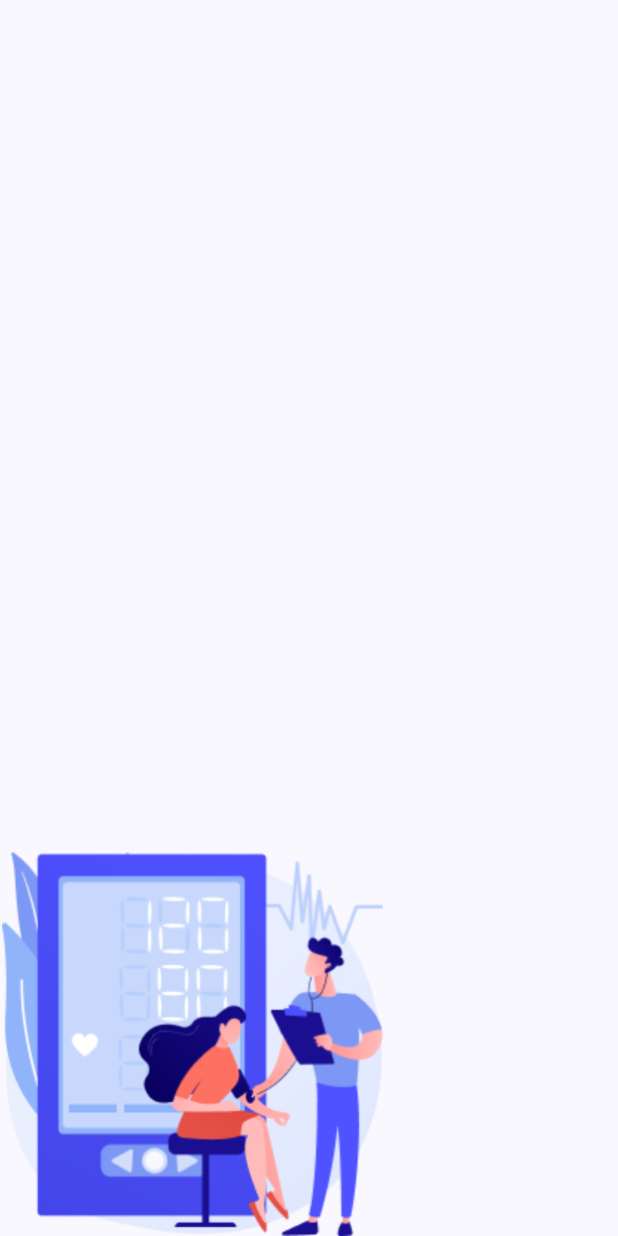
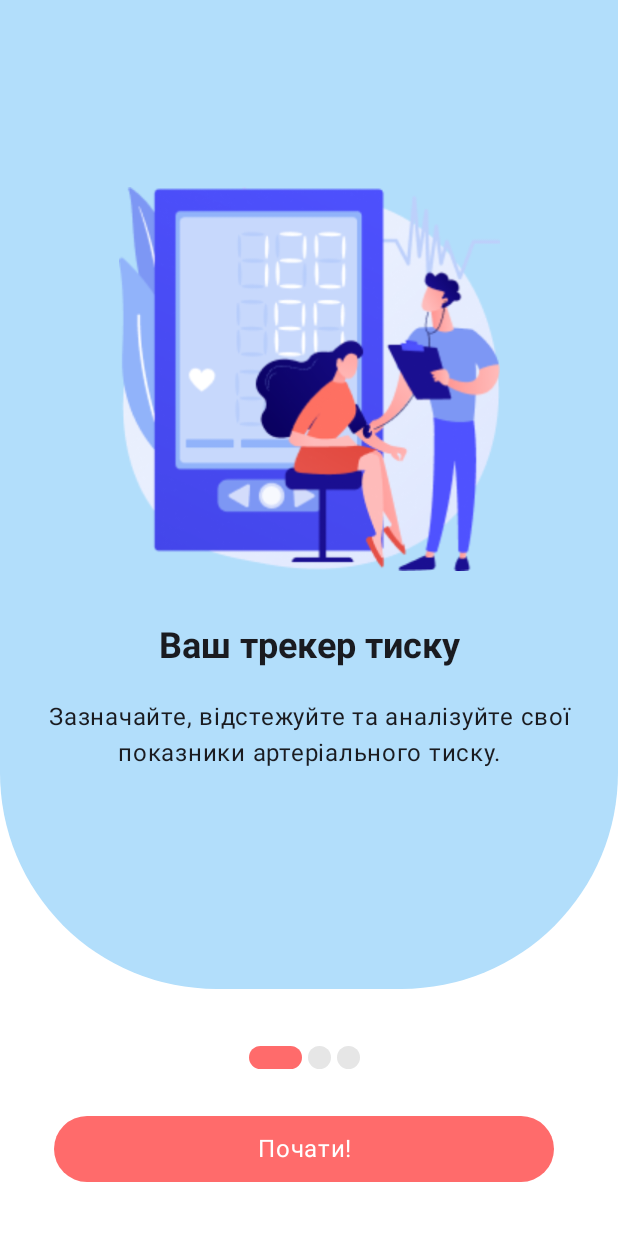
Before and after one commit to Xera08/HeartRate, an Android app built with Jetpack Compose: the screen it shows after launch (MainActivity), on a phone screen of 412 x 824 dp. Run offline under Robolectric (Android 15) with nearby library versions, the phone set to English and light mode, and no system bars.

Commit message:
Finish onboarding screen

```diff
--- a/app/build.gradle.kts
+++ b/app/build.gradle.kts
@@ -77,5 +77,5 @@ dependencies {
     implementation("org.jetbrains.kotlinx:kotlinx-serialization-json:1.7.3")
 
     implementation(platform("androidx.compose:compose-bom:2025.02.00"))
-
+    implementation("com.google.accompanist:accompanist-pager:0.12.0")
 }
--- /dev/null
+++ b/app/src/main/java/com/example/heartrate/ui/models/BottomButton.kt
@@ -0,0 +1,58 @@
+package com.example.heartrate.ui.models
+
+import android.graphics.Paint
+import androidx.compose.foundation.layout.Arrangement
+import androidx.compose.foundation.layout.Row
+import androidx.compose.foundation.layout.height
+import androidx.compose.foundation.layout.width
+import androidx.compose.foundation.shape.RoundedCornerShape
+import androidx.compose.material3.Button
+import androidx.compose.material3.Surface
+import androidx.compose.material3.Text
+import androidx.compose.runtime.Composable
+import androidx.compose.ui.Alignment
+import androidx.compose.ui.Modifier
+import androidx.compose.ui.graphics.Color
+import androidx.compose.ui.text.style.TextAlign
+import androidx.compose.ui.unit.Dp
+import androidx.compose.ui.unit.TextUnit
+import androidx.compose.ui.unit.dp
+import androidx.compose.ui.unit.sp
+import com.example.heartrate.ui.theme.ButtonBackground
+
+@Composable
+fun BottomButton(
+    text: String,
+    fontSize: TextUnit = 16.sp,
+    textColor: Color = Color.White,
+    backgroundColor: Color = ButtonBackground,
+    cornerRadius: Dp = 24.dp,
+    onClick: () -> Unit,
+    ) {
+    Surface (
+        color = backgroundColor,
+        shape = RoundedCornerShape(cornerRadius),
+        onClick = onClick,
+        modifier = Modifier
+            .height(44.dp)
+            .width(333.dp),
+    ) {
+        Row(
+            verticalAlignment = Alignment.CenterVertically,
+            horizontalArrangement = Arrangement.Center
+        ) {
+
+            Text(
+                text = text,
+                fontSize = fontSize,
+                color = textColor,
+                textAlign = TextAlign.Center
+            )
+        }
+
+
+
+
+    }
+
+}
--- /dev/null
+++ b/app/src/main/java/com/example/heartrate/ui/models/PageIndicator.kt
@@ -0,0 +1,45 @@
+package com.example.heartrate.ui.models
+
+import androidx.compose.animation.core.animateDpAsState
+import androidx.compose.foundation.background
+import androidx.compose.foundation.layout.Arrangement
+import androidx.compose.foundation.layout.Box
+import androidx.compose.foundation.layout.Row
+import androidx.compose.foundation.layout.height
+import androidx.compose.foundation.layout.padding
+import androidx.compose.foundation.layout.width
+import androidx.compose.foundation.shape.CircleShape
+import androidx.compose.runtime.Composable
+import androidx.compose.ui.Modifier
+import androidx.compose.ui.draw.clip
+import androidx.compose.ui.unit.dp
+import com.example.heartrate.ui.theme.HighlightedDot
+import com.example.heartrate.ui.theme.RegularDot
+
+@Composable
+fun PageIndicator(
+    amountOfPages: Int,
+    currentPage: Int
+) {
+    Row(
+        horizontalArrangement = Arrangement.SpaceBetween,
+        modifier = Modifier
+    ) {
+        repeat(amountOfPages) {
+            Indicator(highlighted = (it == currentPage))
+        }
+    }
+}
+
+@Composable
+fun Indicator(highlighted: Boolean) {
+    val width = animateDpAsState(targetValue = if (highlighted) 35.dp else 15.dp, label = "")
+
+    Box(modifier = Modifier
+        .padding(2.dp)
+        .height(15.dp)
+        .width(width.value)
+        .clip(CircleShape)
+        .background( if (highlighted == true) HighlightedDot else RegularDot)
+    )
+}
--- a/app/src/main/java/com/example/heartrate/ui/screens/Loading.kt
+++ b/app/src/main/java/com/example/heartrate/ui/screens/Loading.kt
@@ -16,6 +16,7 @@ import androidx.compose.foundation.layout.size
 import androidx.compose.foundation.layout.width
 import androidx.compose.foundation.shape.RoundedCornerShape
 import androidx.compose.material3.LinearProgressIndicator
+import androidx.compose.material3.MaterialTheme
 import androidx.compose.material3.Text
 import androidx.compose.runtime.LaunchedEffect
 import androidx.compose.runtime.getValue
@@ -50,31 +51,31 @@ fun LoadingScreen(navController: NavController) {
                 currentProgress = progress
             }
         }
+    }
 
-
-    }
     if (currentProgress == 1F) {
         navController.navigate(Onboarding.route)
     }
 
-    Box(modifier = Modifier
-        .fillMaxSize()
-        .background(Color.White)
-    ) {
+
     Column(
         modifier = Modifier.fillMaxSize()
+            .background(Color.White)
+
     ) {
         Column(
             horizontalAlignment = Alignment.CenterHorizontally,
             verticalArrangement = Arrangement.Center,
             modifier = Modifier
-                    .background(color = RoundBackground, shape = RoundedCornerShape(
+                .background(
+                    color = RoundBackground, shape = RoundedCornerShape(
                         topStartPercent = 0,
                         topEndPercent = 0,
                         bottomStartPercent = 35,
                         bottomEndPercent = 35
-                    ))
-                    .weight(3f)
+                    )
+                )
+                .weight(4f)
         ) {
 
             Image(
@@ -86,11 +87,8 @@ fun LoadingScreen(navController: NavController) {
 
             Text(
                 text = "Heart Rate",
-                    fontSize = 52.sp,
-                    modifier = Modifier
-                        .fillMaxWidth(),
-                    fontWeight = FontWeight.Bold,
-                    textAlign = TextAlign.Center
+                style = MaterialTheme.typography.titleLarge,
+                modifier = Modifier.fillMaxWidth()
             )
         }
 
@@ -101,25 +99,23 @@ fun LoadingScreen(navController: NavController) {
                 .padding(48.dp),
         ) {
             LinearProgressIndicator(
-                    progress = {currentProgress},
+                progress = { currentProgress },
                 modifier = Modifier
                     .fillMaxWidth()
                     .height(24.dp)
 
             )
             Text(
-                    text = "${(currentProgress*100).toInt()}%",
+                text = "${(currentProgress * 100).toInt()}%",
                 modifier = Modifier
                     .align(Alignment.Center)
             )
         }
     }
-
-
 }
 
 
-}
+
 
 
 suspend fun loadProgress(updateProgress: (Float) -> Unit) {
--- a/app/src/main/java/com/example/heartrate/ui/screens/Onboarding.kt
+++ b/app/src/main/java/com/example/heartrate/ui/screens/Onboarding.kt
@@ -3,58 +3,150 @@ package com.example.heartrate.ui.screens
 import androidx.compose.foundation.Image
 import androidx.compose.foundation.background
 import androidx.compose.foundation.layout.Arrangement
+import androidx.compose.foundation.layout.Box
 import androidx.compose.foundation.layout.Column
+import androidx.compose.foundation.layout.Row
+import androidx.compose.foundation.layout.Spacer
+import androidx.compose.foundation.layout.fillMaxSize
+import androidx.compose.foundation.layout.fillMaxWidth
+import androidx.compose.foundation.layout.height
+import androidx.compose.foundation.layout.padding
 import androidx.compose.foundation.layout.size
 import androidx.compose.foundation.pager.HorizontalPager
 import androidx.compose.foundation.pager.rememberPagerState
 import androidx.compose.foundation.shape.RoundedCornerShape
+import androidx.compose.material3.Button
+import androidx.compose.material3.MaterialTheme
 import androidx.compose.material3.Text
 import androidx.compose.runtime.Composable
+import androidx.compose.runtime.rememberCoroutineScope
 import androidx.compose.ui.Alignment
 import androidx.compose.ui.Modifier
+import androidx.compose.ui.graphics.Color
 import androidx.compose.ui.res.painterResource
+import androidx.compose.ui.text.style.TextAlign
+import androidx.compose.ui.tooling.preview.Preview
+import androidx.compose.ui.tooling.preview.PreviewParameter
 import androidx.compose.ui.unit.dp
 import androidx.navigation.NavController
 import com.example.heartrate.ui.theme.RoundBackground
 import com.example.heartrate.R
+import com.example.heartrate.ui.models.BottomButton
+import com.example.heartrate.ui.models.PageIndicator
+import kotlinx.coroutines.launch
 
+data class OnBoardingData(val image: Int, val imageDesc: String, val title: String, val desc: String)
 
 @Composable
 fun OnboardingScreen(navController: NavController) {
+
+    val scope = rememberCoroutineScope()
     val pagerState = rememberPagerState(pageCount = {
         3
     })
-    Column() {
+
+    val onBoardingScreens = ArrayList<OnBoardingData>()
+
+    onBoardingScreens.add(
+        OnBoardingData(
+            R.drawable.onboarding1,
+            "Measuring pulse image",
+            "Ваш трекер тиску",
+            "Зазначайте, відстежуйте та аналізуйте свої показники артеріального тиску."
+        )
+    )
+
+    onBoardingScreens.add(
+        OnBoardingData(
+            R.drawable.onboarding2,
+            "Checking personal card image",
+            "Персоналізовані поради",
+            "Програма надає дієві поради, які допоможуть вам підтримувати оптимальний" +
+                    " рівень артеріального тиску та зменшити фактори ризику " +
+                    "серцево-судинних захворювань."
+        )
+    )
+
+    onBoardingScreens.add(
+        OnBoardingData(
+            R.drawable.onboarding3,
+            "Reminders image",
+            "Нагадування",
+            "Не відставайте від графіка контролю артеріального тиску та прийому ліків" +
+                    " за допомогою спеціальних нагадувань."
+        )
+    )
+
+
+
         Column(
-            horizontalAlignment = Alignment.CenterHorizontally,
-            verticalArrangement = Arrangement.Center,
             modifier = Modifier
-                .background(color = RoundBackground, shape = RoundedCornerShape(
+                .background(Color.White)
+                .fillMaxSize()
+        ) {
+            HorizontalPager(
+                state = pagerState,
+                modifier = Modifier
+                    .weight(4f)
+                    .background(
+                        color = RoundBackground, shape = RoundedCornerShape(
                             topStartPercent = 0,
                             topEndPercent = 0,
                             bottomStartPercent = 35,
                             bottomEndPercent = 35
                         )
                     )
-                .weight(3f)
-        ) {}
-        HorizontalPager(state = pagerState) {
 
+                ) { page ->
+                Column(
+                    horizontalAlignment = Alignment.CenterHorizontally,
+                    verticalArrangement = Arrangement.Center,
+                    modifier = Modifier
+                ) {
                     Image(
-                painter = painterResource(id = R.drawable.onboarding1),
-                contentDescription = "A man measuring woman's pulse",
+                        painter = painterResource(id = onBoardingScreens[page].image),
+                        contentDescription = onBoardingScreens[page].imageDesc,
                         Modifier.size(256.dp)
                     )
-//            Text(
-//                modifier = Modifier
-//
-//            )
-//            Text(
-//
-//            )
+                    Spacer(modifier = Modifier.height(36.dp))
+                    Text(
+                        text = onBoardingScreens[page].title,
+                        style = MaterialTheme.typography.titleMedium,
+                        textAlign = TextAlign.Center
+                    )
+                    Text(
+                        text = onBoardingScreens[page].desc,
+                        style = MaterialTheme.typography.bodySmall,
+                        modifier = Modifier.padding(24.dp),
+                        textAlign = TextAlign.Center
+
+                    )
+
+                }
             }
 
 
-
+            Column(
+                horizontalAlignment = Alignment.CenterHorizontally,
+                verticalArrangement = Arrangement.SpaceBetween,
+                modifier = Modifier
+                    .weight(1f)
+                    .padding(36.dp)
+                    ,
+            ) {
+                PageIndicator(
+                    amountOfPages = onBoardingScreens.size,
+                    currentPage = pagerState.currentPage
+                )
+                Spacer(modifier = Modifier.height(24.dp))
+                BottomButton(
+                    text = if (pagerState.currentPage == 1) "Продовжити" else "Почати!" ,
+                    onClick = {
+                        scope.launch {
+                            pagerState.scrollToPage(pagerState.currentPage+1)
+                        }
+                    },
+                )
             }
         }
+    }
--- a/app/src/main/java/com/example/heartrate/ui/theme/Color.kt
+++ b/app/src/main/java/com/example/heartrate/ui/theme/Color.kt
@@ -7,6 +7,11 @@ val PurpleGrey80 = Color(0xFFCCC2DC)
 val Pink80 = Color(0xFFEFB8C8)
 
 val RoundBackground = Color(178, 222, 251)
+val ButtonBackground = Color(255, 107, 107)
+val HighlightedDot = Color(255, 107, 107)
+val RegularDot = Color(230, 230, 230)
+
+
 
 val Purple40 = Color(0xFF6650a4)
 val PurpleGrey40 = Color(0xFF625b71)
--- a/app/src/main/java/com/example/heartrate/ui/theme/Type.kt
+++ b/app/src/main/java/com/example/heartrate/ui/theme/Type.kt
@@ -1,13 +1,30 @@
 package com.example.heartrate.ui.theme
 
+import androidx.compose.foundation.layout.fillMaxWidth
 import androidx.compose.material3.Typography
+import androidx.compose.ui.Modifier
 import androidx.compose.ui.text.TextStyle
 import androidx.compose.ui.text.font.FontFamily
 import androidx.compose.ui.text.font.FontWeight
+import androidx.compose.ui.text.style.TextAlign
 import androidx.compose.ui.unit.sp
 
 // Set of Material typography styles to start with
 val Typography = Typography(
+    titleLarge = TextStyle(
+        fontFamily = FontFamily.Default,
+        fontWeight = FontWeight.Bold,
+        fontSize = 52.sp,
+        letterSpacing = 0.sp,
+        textAlign = TextAlign.Center
+    ),
+    titleMedium = TextStyle(
+        fontFamily = FontFamily.Default,
+        fontWeight = FontWeight.Bold,
+        fontSize = 24.sp,
+        letterSpacing = 0.sp,
+        textAlign = TextAlign.Center
+    ),
     bodyLarge = TextStyle(
         fontFamily = FontFamily.Default,
         fontWeight = FontWeight.Normal,
@@ -15,12 +32,14 @@ val Typography = Typography(
         lineHeight = 24.sp,
         letterSpacing = 0.5.sp
     ),
-    titleLarge = TextStyle(
+    bodySmall = TextStyle(
         fontFamily = FontFamily.Default,
         fontWeight = FontWeight.Normal,
-        fontSize = 22.sp,
-        lineHeight = 28.sp,
-        letterSpacing = 0.sp
+        fontSize = 16.sp,
+        lineHeight = 24.sp,
+        letterSpacing = 0.5.sp,
+        textAlign = TextAlign.Center
+
     ),
     labelSmall = TextStyle(
         fontFamily = FontFamily.Default,
@@ -29,4 +48,5 @@ val Typography = Typography(
         lineHeight = 16.sp,
         letterSpacing = 0.5.sp
     ),
+
 )
```
Lines whose indentation alone changed are shown as unchanged.
